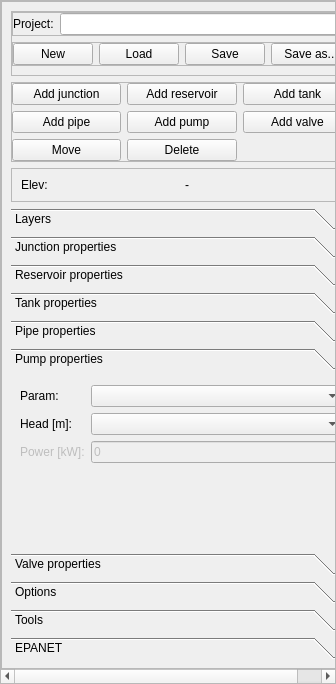
The window that ui/qepanet_dockwidget.ui (aecforge/QEPANET) describes before a commit, drawn with Qt 5.
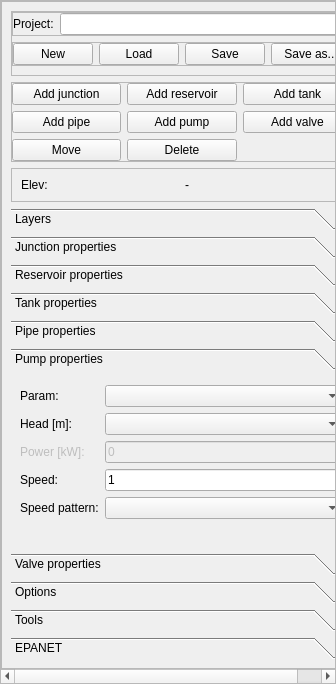
The same window after the commit. The open tabs and pages were chosen to show the change.

Commit message: - Pumps: added support for speed and speed pattern

Patch:
```diff
--- a/ui/qepanet_dockwidget.ui
+++ b/ui/qepanet_dockwidget.ui
@@ -968,6 +968,30 @@
                <item row="1" column="1">
                 <widget class="QComboBox" name="cbo_pump_head"/>
                </item>
+               <item row="3" column="0">
+                <widget class="QLabel" name="lbl_pump_speed">
+                 <property name="text">
+                  <string>Speed:</string>
+                 </property>
+                </widget>
+               </item>
+               <item row="3" column="1">
+                <widget class="QLineEdit" name="txt_pump_speed">
+                 <property name="text">
+                  <string>1</string>
+                 </property>
+                </widget>
+               </item>
+               <item row="4" column="0">
+                <widget class="QLabel" name="lbl_pump_speed_pattern">
+                 <property name="text">
+                  <string>Speed pattern:</string>
+                 </property>
+                </widget>
+               </item>
+               <item row="4" column="1">
+                <widget class="QComboBox" name="cbo_pump_speed_pattern"/>
+               </item>
               </layout>
              </widget>
              <widget class="QWidget" name="wgt_ele_valve">
```
Left out of the diff: 2 changed lines with no effect on the pictures. The commit also changes 10 other files.
